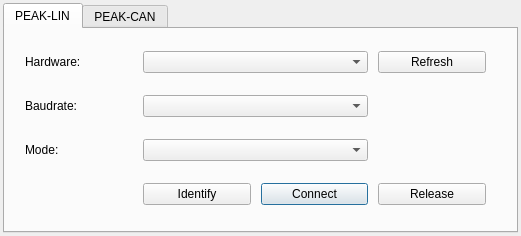
ShenSteven/AutoPlasticOmnium, file peak/ui_peak.ui: the form before one commit.
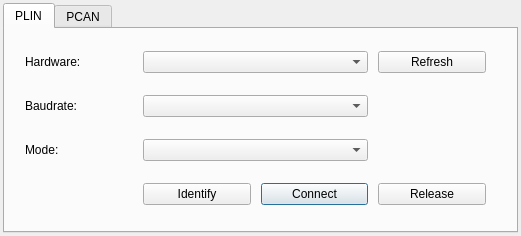
The form after the commit.

Commit message: PEAK-CAN

```diff
--- a/peak/ui_peak.ui
+++ b/peak/ui_peak.ui
@@ -39,7 +39,7 @@
      </property>
      <widget class="QWidget" name="tab">
       <attribute name="title">
-       <string>PEAK-LIN</string>
+       <string>PLIN</string>
       </attribute>
       <layout class="QGridLayout" name="gridLayout">
        <property name="leftMargin">
@@ -122,7 +122,7 @@
      </widget>
      <widget class="QWidget" name="tab_2">
       <attribute name="title">
-       <string>PEAK-CAN</string>
+       <string>PCAN</string>
       </attribute>
      </widget>
     </widget>
```
The commit also changes 4 other files.
